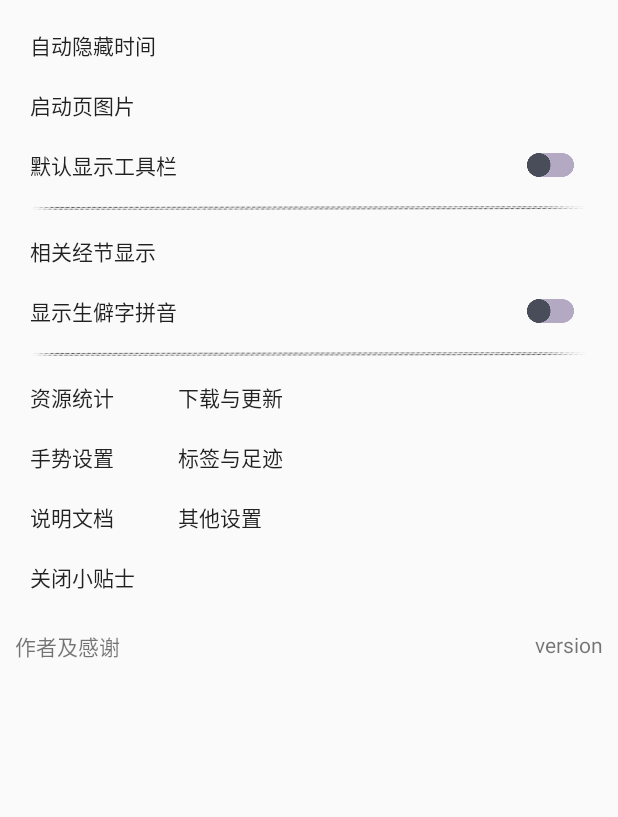
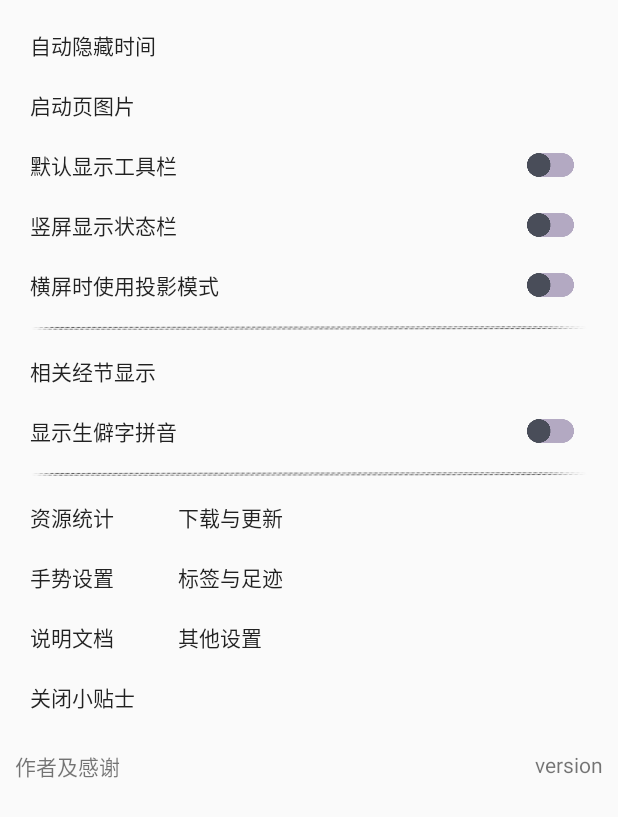
Before and after one commit to wubaobei/loveHymn, an Android app: the layout setting_layout.xml on its own in the app's theme, with its tools: preview values and no code run, on a phone screen of 412 x 824 dp. Shown: the top 817 px of the screen. Run offline under Robolectric (Android 15) with nearby library versions, the phone set to English and light mode, and no system bars.

Commit message:
投影模式ing与设置

```diff
--- a/app/src/main/java/pri/prepare/lovehymn/client/MainActivity.java
+++ b/app/src/main/java/pri/prepare/lovehymn/client/MainActivity.java
@@ -375,7 +375,7 @@ public class MainActivity extends AppCompatActivity {
 
             if (screenCastingMode) {
                 if (tt.clickCenterZoneInd(ev, 0, 3)) {
-                    toastInTimerH("上翻");
+                    getPdfV0().setPositionOffset(getPdfV0().getPositionOffset()-1f/(getPdfV0().getPageCount()-1));
                     return true;
                 }
                 if (tt.clickCenterZoneInd(ev, 1, 3)) {
@@ -383,10 +383,11 @@ public class MainActivity extends AppCompatActivity {
                     return true;
                 }
                 if (tt.clickCenterZoneInd(ev, 2, 3)) {
-                    toastInTimerH("下翻");
+                    getPdfV0().setPositionOffset(getPdfV0().getPositionOffset()+1f/(getPdfV0().getPageCount()-1));
                     return true;
                 }
             }
+
             if (tt.clickCenter(ev)) {
                 hideBtnClickEvent();
                 return true;
--- a/app/src/main/res/layout/setting_layout.xml
+++ b/app/src/main/res/layout/setting_layout.xml
@@ -108,7 +108,64 @@
                         android:src="@drawable/off" />
 
                 </RelativeLayout>
+                <RelativeLayout
+                    android:layout_width="match_parent"
+                    android:layout_height="match_parent">
 
+                    <Button
+                        android:id="@+id/showstatusbar"
+                        android:layout_width="match_parent"
+                        android:layout_height="wrap_content"
+                        android:layout_marginLeft="@dimen/set_padding"
+                        android:layout_marginRight="@dimen/set_padding"
+                        android:layout_toStartOf="@+id/showstatusbarSw"
+                        android:background="@drawable/btn_white"
+                        android:drawablePadding="10dp"
+                        android:gravity="center_vertical"
+                        android:minHeight="@dimen/setting_btn_min_height"
+                        android:text="竖屏显示状态栏" />
+
+                    <ImageButton
+                        android:id="@+id/showstatusbarSw"
+                        android:layout_width="@dimen/setting_btn_min_height"
+                        android:layout_height="@dimen/setting_btn_min_height"
+                        android:layout_alignParentEnd="true"
+                        android:layout_centerVertical="true"
+                        android:layout_marginEnd="25dp"
+                        android:background="#00000000"
+                        android:scaleType="fitXY"
+                        android:src="@drawable/off" />
+
+                </RelativeLayout>
+                <RelativeLayout
+                    android:layout_width="match_parent"
+                    android:layout_height="match_parent">
+
+                    <Button
+                        android:id="@+id/screenCastingMode"
+                        android:layout_width="match_parent"
+                        android:layout_height="wrap_content"
+                        android:layout_marginLeft="@dimen/set_padding"
+                        android:layout_marginRight="@dimen/set_padding"
+                        android:layout_toStartOf="@+id/screenCastingModeSw"
+                        android:background="@drawable/btn_white"
+                        android:drawablePadding="10dp"
+                        android:gravity="center_vertical"
+                        android:minHeight="@dimen/setting_btn_min_height"
+                        android:text="横屏时使用投影模式" />
+
+                    <ImageButton
+                        android:id="@+id/screenCastingModeSw"
+                        android:layout_width="@dimen/setting_btn_min_height"
+                        android:layout_height="@dimen/setting_btn_min_height"
+                        android:layout_alignParentEnd="true"
+                        android:layout_centerVertical="true"
+                        android:layout_marginEnd="25dp"
+                        android:background="#00000000"
+                        android:scaleType="fitXY"
+                        android:src="@drawable/off" />
+
+                </RelativeLayout>
                 <ImageButton
                     android:layout_width="match_parent"
                     android:layout_height="wrap_content"
--- a/app/src/main/res/raw/history.txt
+++ b/app/src/main/res/raw/history.txt
@@ -1,4 +1,4 @@
-24/07/17 temp 删除许多意义不大的设置
+24/07/17 temp 设置改造;投影模式开发
 24/07/14 2.0.0 {V2.0目标：易用，规范，纯粹};彻底删除青年诗歌;移除广告入口;删除三旧一新;横屏时pdf可以直接缩放(替代原先的屏幕比例设置)
 24/06/08 temp 下载更新不再使用网盘
 24/06/09 1.8.7 更新下载信息;添加一种加载资源失败的解决方法;{修复6处蓝版pdf或歌词错误}
```
Also changed, not shown: app/src/main/java/pri/prepare/lovehymn/client/SettingDialog.java (+13 -2 lines), app/src/main/java/pri/prepare/lovehymn/client/SpecialSettingDialog.java (+1 -12 lines), app/src/main/res/layout/special_setting_layout.xml (+0 -13 lines), app/src/main/res/drawable/lan.png.
